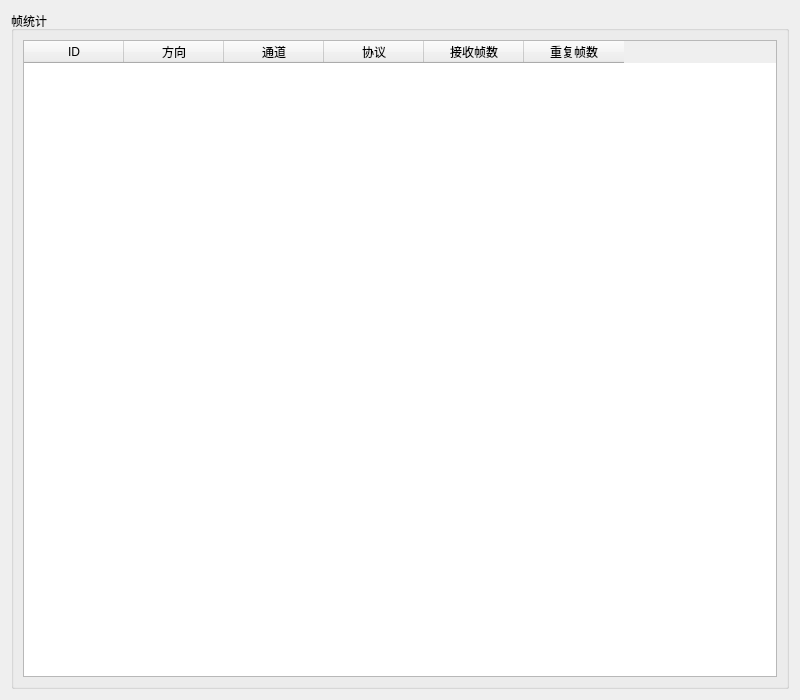
Before: the Qt Designer form frame_diagnosis_window/frame_diagnosis.ui in aron566/EOL_CAN_Tool, drawn with Qt 5.
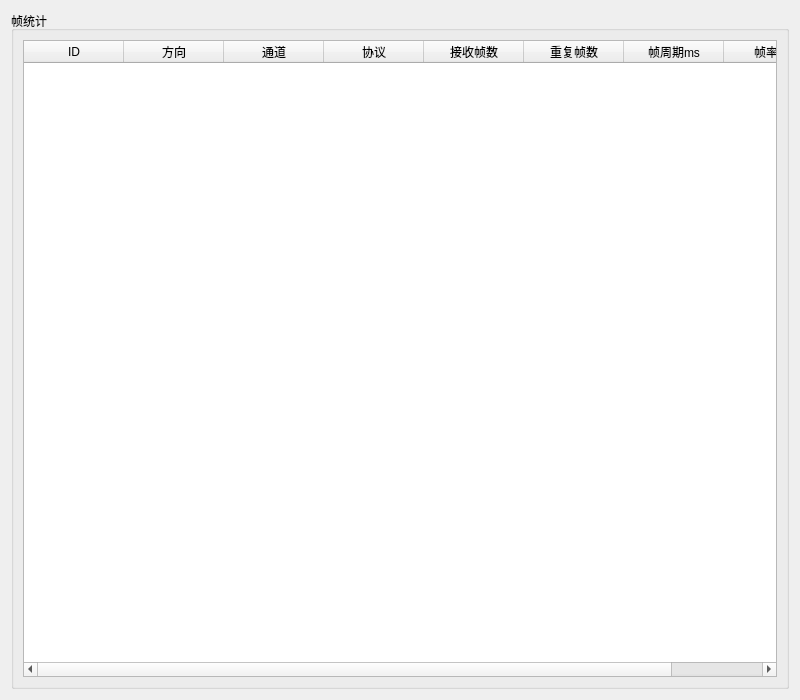
After: the same form once the commit is applied.

Patch:
```diff
--- a/frame_diagnosis_window/frame_diagnosis.ui
+++ b/frame_diagnosis_window/frame_diagnosis.ui
@@ -52,6 +52,16 @@
           <string>重复帧数</string>
          </property>
         </column>
+        <column>
+         <property name="text">
+          <string>帧周期ms</string>
+         </property>
+        </column>
+        <column>
+         <property name="text">
+          <string>帧率fps</string>
+         </property>
+        </column>
        </widget>
       </item>
      </layout>
```
